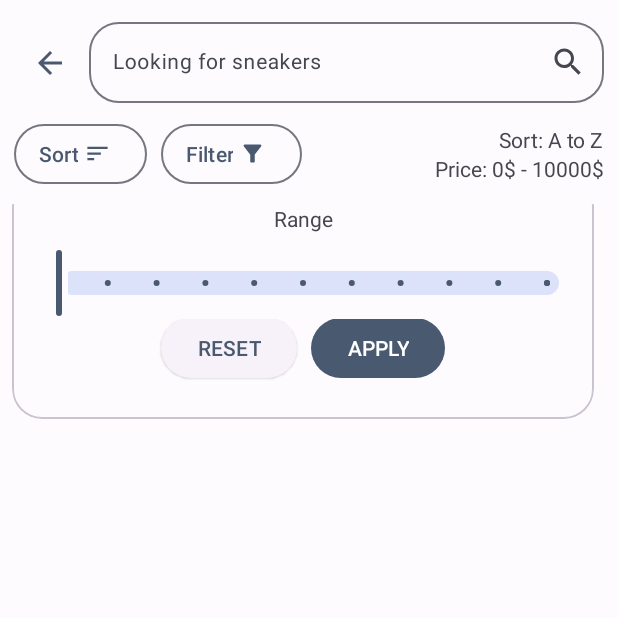
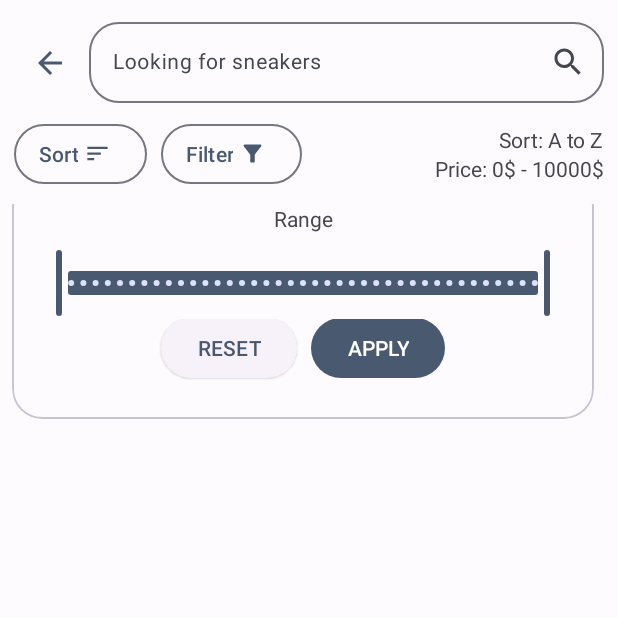
Before and after one commit to ngongocthinh159/vert-sneaker-ecommerce, an Android app: the HomeAdminFragment screen opened through its navigation route, after a tap on "Filter", on a phone screen of 412 x 824 dp, the top half of it. Run offline under Robolectric (Android 15) with nearby library versions, the phone set to English and light mode, and no system bars; our stand-ins replace Firebase (no records; nobody signed in at launch, a user with empty details on screens opened directly), Picasso, navigation-ui; libraries missing offline, so code that uses them is left out: com.denzcoskun.imageslider, com.stripe.android, org.checkerframework.checker; pictures from the network do not load; 7 statements that could not run were skipped; 1 other tap on this screen came first.

Commit message:
update searching admin

```diff
--- a/app/src/main/java/com/rmit/ecommerce/fragment/HomeAdminFragment.java
+++ b/app/src/main/java/com/rmit/ecommerce/fragment/HomeAdminFragment.java
@@ -12,14 +12,22 @@ import androidx.fragment.app.Fragment;
 import androidx.recyclerview.widget.GridLayoutManager;
 import androidx.recyclerview.widget.RecyclerView;
 
+import android.text.Editable;
+import android.text.TextWatcher;
 import android.util.Log;
 import android.view.LayoutInflater;
 import android.view.View;
 import android.view.ViewGroup;
 import android.widget.Button;
+import android.widget.TextView;
 
 import com.google.android.gms.tasks.OnCompleteListener;
 import com.google.android.gms.tasks.Task;
+import com.google.android.material.button.MaterialButton;
+import com.google.android.material.card.MaterialCardView;
+import com.google.android.material.slider.LabelFormatter;
+import com.google.android.material.slider.RangeSlider;
+import com.google.android.material.textfield.TextInputEditText;
 import com.google.firebase.auth.FirebaseAuth;
 import com.google.firebase.firestore.FirebaseFirestore;
 import com.google.firebase.firestore.QueryDocumentSnapshot;
@@ -27,7 +35,6 @@ import com.google.firebase.firestore.QuerySnapshot;
 import com.rmit.ecommerce.R;
 import com.rmit.ecommerce.activity.MainActivity;
 import com.rmit.ecommerce.adapter.AdminRVAdapter;
-import com.rmit.ecommerce.adapter.MyRecyclerViewAdapter;
 import com.rmit.ecommerce.helper.Helper;
 import com.rmit.ecommerce.repository.SneakerModel;
 
@@ -44,6 +51,11 @@ import java.util.Map;
 public class HomeAdminFragment extends Fragment {
 
     View view;
+    MaterialButton filterBtn;
+
+    private MaterialCardView sortPicker;
+    private TextInputEditText etSearch;
+    private MaterialCardView rangePicker;
 
     public static final int SORT_TYPE_LTH = 0;
     public static final int SORT_TYPE_HTL = 1;
@@ -106,14 +118,18 @@ public class HomeAdminFragment extends Fragment {
                              Bundle savedInstanceState) {
         view = inflater.inflate(R.layout.fragment_home_admin, container, false);
         setupRecyclerView(view);
+        setupButton();
+        setupRangePicker();
+        setupSearchBar();
 
         Button addBtn = view.findViewById(R.id.addBtn);
         Button sortBtn = view.findViewById(R.id.btnSort);
         Button logoutBtn = view.findViewById(R.id.logOutBtn);
-        Button filterBtn = view.findViewById(R.id.btnFilter);
+        filterBtn = view.findViewById(R.id.btnFilter);
         Button notiBtn = view.findViewById(R.id.addNoti);
-        View sortPicker = view.findViewById(R.id.sortPicker);
-        View rangePicker = view.findViewById(R.id.rangePicker);
+
+        sortPicker = view.findViewById(R.id.sortPicker);
+        rangePicker = view.findViewById(R.id.rangePicker);
 
         logoutBtn.setOnClickListener(v -> {
             Dialog dialog = createDialog();
@@ -137,17 +153,143 @@ public class HomeAdminFragment extends Fragment {
             }
         });
 
-        filterBtn.setOnClickListener(v -> {
-            if (sortPicker.getVisibility() == View.VISIBLE) { sortPicker.setVisibility(View.GONE); }
-            if (rangePicker.getVisibility() == View.VISIBLE) {
-                rangePicker.setVisibility(View.GONE);
-            } else {
-                rangePicker.setVisibility(View.VISIBLE);
+        // Inflate the layout for this fragment
+        return view;
+    }
+
+    private void setupSearchBar() {
+        // Request focus
+        etSearch = view.findViewById(R.id.adminSearchBar);
+        etSearch.addTextChangedListener(new TextWatcher() {
+            @Override
+            public void beforeTextChanged(CharSequence s, int start, int count, int after) {
+
+            }
+
+            @Override
+            public void onTextChanged(CharSequence s, int start, int before, int count) {
+
+            }
+
+            @Override
+            public void afterTextChanged(Editable s) {
+                searchString = etSearch.getText().toString();
+                filterNow();
+            }
+        });
+    }
+
+    private void setupRangePicker() {
+        // Setup range slider
+        RangeSlider rangeSlider = view.findViewById(R.id.rangeSlider);
+        rangeSlider.setValueFrom((float) RANGE_MIN_VALUE);
+        rangeSlider.setValueTo((float) RANGE_MAX_VALUE);
+        rangeSlider.setStepSize((float) RANGE_STEP);
+        rangeSlider.setValues((float) RANGE_MIN_VALUE, (float) RANGE_MAX_VALUE);
+        rangeSlider.setLabelFormatter(new LabelFormatter() { // Change label formatter
+            @NonNull
+            @Override
+            public String getFormattedValue(float value) {
+                return Helper.getFormattedAmount((int) value);
             }
         });
 
-        // Inflate the layout for this fragment
-        return view;
+        // Setup filter button
+        Button btnFilter = view.findViewById(R.id.btnFilter);
+        rangePicker = view.findViewById(R.id.rangePicker);
+        btnFilter.setOnClickListener(new View.OnClickListener() {
+            @Override
+            public void onClick(View view) {
+                sortPicker.setVisibility(View.GONE);
+
+                int visibility = rangePicker.getVisibility();
+                if (visibility == View.GONE) {
+                    rangePicker.setVisibility(View.VISIBLE);
+                } else rangePicker.setVisibility(View.GONE);
+            }
+        });
+
+        // Setup reset button
+        Button btnReset = view.findViewById(R.id.btnReset);
+        btnReset.setOnClickListener(new View.OnClickListener() {
+            @Override
+            public void onClick(View view) {
+                rangeSlider.setValues((float) RANGE_MIN_VALUE, (float) RANGE_MAX_VALUE);
+                rangePicker.setVisibility(View.GONE);
+
+                range_lower_bound = rangeSlider.getValues().get(0);
+                range_upper_bound = rangeSlider.getValues().get(1);
+
+                filterNow();
+            }
+        });
+
+        // Setup apply button
+        Button btnApply = view.findViewById(R.id.btnApply);
+        btnApply.setOnClickListener(new View.OnClickListener() {
+            @Override
+            public void onClick(View view) {
+                rangePicker.setVisibility(View.GONE);
+
+                range_lower_bound = rangeSlider.getValues().get(0);
+                range_upper_bound = rangeSlider.getValues().get(1);
+
+                filterNow();
+            }
+        });
+    }
+
+    private void setupButton() {
+        Button btnSortPriceLTH = view.findViewById(R.id.btnSortPriceLTH);
+        Button btnSortPriceHTL = view.findViewById(R.id.btnSortPriceHTL);
+        Button btnSortPriceATZ = view.findViewById(R.id.btnSortPriceATZ);
+        Button btnSortPriceZTA = view.findViewById(R.id.btnSortPriceZTA);
+
+        btnSortPriceLTH.setOnClickListener(new View.OnClickListener() {
+            @Override
+            public void onClick(View view) {
+                sortPicker.setVisibility(View.GONE);
+                sortType = SORT_TYPE_LTH;
+
+                filterNow();
+            }
+        });
+
+        btnSortPriceHTL.setOnClickListener(new View.OnClickListener() {
+            @Override
+            public void onClick(View view) {
+                sortPicker.setVisibility(View.GONE);
+                sortType = SORT_TYPE_HTL;
+
+                filterNow();
+            }
+        });
+
+        btnSortPriceATZ.setOnClickListener(new View.OnClickListener() {
+            @Override
+            public void onClick(View view) {
+                sortPicker.setVisibility(View.GONE);
+                sortType = SORT_TYPE_ATZ;
+
+                filterNow();
+            }
+        });
+
+        btnSortPriceZTA.setOnClickListener(new View.OnClickListener() {
+            @Override
+            public void onClick(View view) {
+                sortPicker.setVisibility(View.GONE);
+                sortType = SORT_TYPE_ZTA;
+
+                filterNow();
+            }
+        });
+    }
+
+    private void filterNow() {
+        currentList = Helper.getFilterList(sortType, range_lower_bound, range_upper_bound, searchString, originalList);
+        RecyclerView rVSearch = view.findViewById(R.id.rVSearch);
+        rVSearch.setAdapter(new AdminRVAdapter(currentList));
     }
 
     private Dialog createDialog() {
@@ -199,8 +341,11 @@ public class HomeAdminFragment extends Fragment {
                                 MainActivity.repositoryManager.setShouldFetch(false);
                                 MainActivity.repositoryManager.setSneakers(sneakers);
 
+                                originalList = MainActivity.repositoryManager.getSneakers();
+                                currentList = Helper.getFilterList(sortType, range_lower_bound, range_upper_bound, searchString, originalList);
+
                                 // Handle RecyclerView
-                                AdminRVAdapter adminRVAdapter = new AdminRVAdapter(sneakers);
+                                AdminRVAdapter adminRVAdapter = new AdminRVAdapter(currentList);
                                 GridLayoutManager gridLayoutManager = new GridLayoutManager(getContext(), 2);
                                 rVSearch.setAdapter(adminRVAdapter);
                                 rVSearch.setLayoutManager(gridLayoutManager);
@@ -211,7 +356,7 @@ public class HomeAdminFragment extends Fragment {
                     });
         } else {
             // Reuse data
-            AdminRVAdapter adminRVAdapter = new AdminRVAdapter(MainActivity.repositoryManager.getSneakers());
+            AdminRVAdapter adminRVAdapter = new AdminRVAdapter(currentList);
             GridLayoutManager gridLayoutManager = new GridLayoutManager(getContext(), 2);
             rVSearch.setAdapter(adminRVAdapter);
             rVSearch.setLayoutManager(gridLayoutManager);
--- a/app/src/main/res/values/strings.xml
+++ b/app/src/main/res/values/strings.xml
@@ -1,5 +1,5 @@
 <resources>
-    <string name="app_name">Ecommerce</string>
+    <string name="app_name">VERT Sneakers</string>
     <!-- TODO: Remove or change this placeholder text -->
     <string name="hello_blank_fragment">Hello blank fragment</string>
 
```
